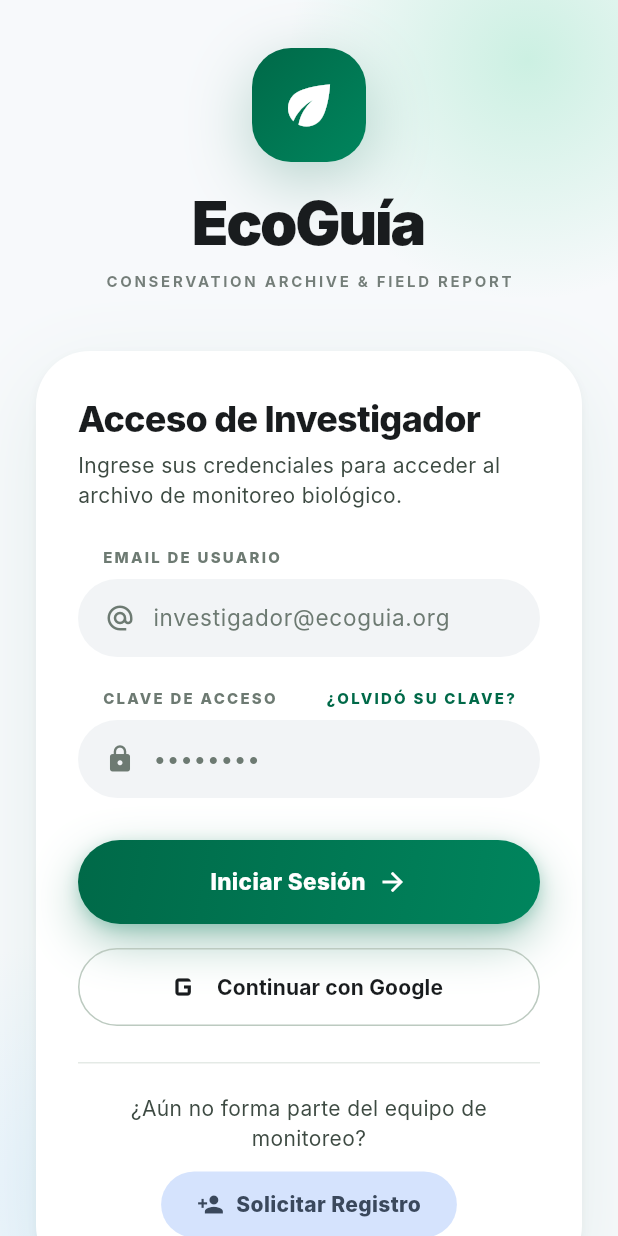
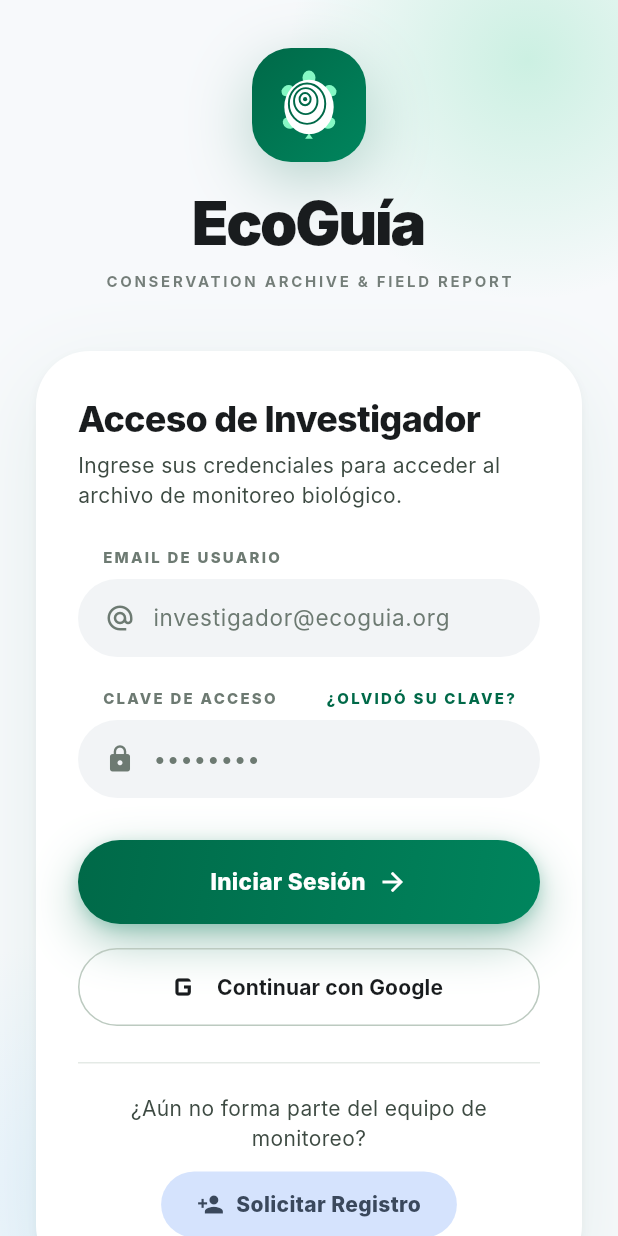
Before and after one commit to jhquihuiri7/geo_fauna, a Flutter app: the screen it shows after launch, on a phone screen of 412 x 824 dp. Run offline on Flutter 3.47's test engine with Material 3 defaults, Android fonts, the phone set to English and light mode, and no system bars; our stand-ins replace awesome_notifications, cloud_firestore, cloud_functions, connectivity_plus, firebase_auth, firebase_core and 15 more; missing offline and left inert: awesome_notifications_fcm, device_calendar, video_compress; accounts and stored records are empty; Roboto replaces fonts that are missing (Inter).

Commit message:
Marca: logotipo Tortuga-Topo
- Widget nativo TortugaTopoMark (lib/widgets/brand_logo.dart) en el login en lugar de Icons.eco
- Íconos de launcher Android (legacy + adaptativo con fondo en degradado)
- Íconos web (normal, maskable, favicon) y colores del manifest
- Ícono de Windows (.ico multi-tamaño)
- Fuentes SVG en geofauna_app/assets/brand/

Co-Authored-By: Claude Opus 5.5 <noreply@anthropic.com>
Claude-Session: https://claude.ai/code/session_01QNBNQxHkTM5cjy5BF2orbW

```diff
--- a/geofauna_app/lib/screens/auth/login_screen.dart
+++ b/geofauna_app/lib/screens/auth/login_screen.dart
@@ -5,6 +5,7 @@ import '../../services/auth_service.dart';
 import '../../theme/app_colors.dart';
 import '../../widgets/eco_widgets.dart';
 import '../../widgets/animations.dart';
+import '../../widgets/brand_logo.dart';
 import '../../widgets/painters.dart';
 import '../../pages/auth/forgot_password_page.dart';
 import 'signup_screen.dart';
@@ -105,7 +106,7 @@ class _LoginScreenState extends State<LoginScreen> {
                         ],
                       ),
                       child:
-                          const Icon(Icons.eco, color: Colors.white, size: 42),
+                          const TortugaTopoMark.onFill(size: 52),
                     ),
                   ),
                   const SizedBox(height: 20),
--- /dev/null
+++ b/geofauna_app/lib/widgets/brand_logo.dart
@@ -0,0 +1,100 @@
+import 'package:flutter/material.dart';
+import '../theme/app_colors.dart';
+
+/// EcoGuía brand mark — "Tortuga-Topo": a giant tortoise seen from above whose
+/// shell is drawn as topographic contour lines. Painted natively (no SVG
+/// dependency) from the 120×120 master in `assets/brand/tortuga-topo-simbolo.svg`.
+class TortugaTopoMark extends StatelessWidget {
+  const TortugaTopoMark({
+    super.key,
+    this.size = 48,
+    this.limb,
+    this.shell,
+    this.ring,
+    this.onFill = false,
+  });
+
+  /// Variant for use on the emerald organic gradient (white shell, mint limbs,
+  /// emerald contour lines) — e.g. the login badge and app icon.
+  const TortugaTopoMark.onFill({Key? key, double size = 48})
+      : this(key: key, size: size, onFill: true);
+
+  final double size;
+  final Color? limb;
+  final Color? shell;
+  final Color? ring;
+  final bool onFill;
+
+  @override
+  Widget build(BuildContext context) {
+    final eco = context.eco;
+    final painter = _TortugaTopoPainter(
+      limb: limb ?? (onFill ? eco.primaryFixed : eco.primaryContainer),
+      shell: shell ?? (onFill ? Colors.white : eco.primary),
+      ring: ring ?? (onFill ? AppColors.light.primary : eco.primaryFixedDim),
+    );
+    return Semantics(
+      label: 'EcoGuía',
+      image: true,
+      child: SizedBox.square(dimension: size, child: CustomPaint(painter: painter)),
+    );
+  }
+}
+
+class _TortugaTopoPainter extends CustomPainter {
+  _TortugaTopoPainter({required this.limb, required this.shell, required this.ring});
+  final Color limb;
+  final Color shell;
+  final Color ring;
+
+  @override
+  void paint(Canvas canvas, Size size) {
+    final s = size.shortestSide / 120;
+    canvas.save();
+    canvas.scale(s);
+
+    final limbP = Paint()..color = limb..isAntiAlias = true;
+    final shellP = Paint()..color = shell..isAntiAlias = true;
+    final ringP = Paint()
+      ..color = ring
+      ..style = PaintingStyle.stroke
+      ..strokeWidth = 3
+      ..isAntiAlias = true;
+
+    void oval(double cx, double cy, double rx, double ry, Paint p, [double deg = 0]) {
+      canvas.save();
+      canvas.translate(cx, cy);
+      if (deg != 0) canvas.rotate(deg * 3.141592653589793 / 180);
+      canvas.drawOval(Rect.fromCenter(center: Offset.zero, width: rx * 2, height: ry * 2), p);
+      canvas.restore();
+    }
+
+    // Head, four legs, tail.
+    oval(60, 18, 10, 11, limbP);
+    oval(27, 38, 10, 8, limbP, -35);
+    oval(93, 38, 10, 8, limbP, 35);
+    oval(29, 88, 10, 8, limbP, 35);
+    oval(91, 88, 10, 8, limbP, -35);
+    canvas.drawPath(
+      Path()
+        ..moveTo(60, 104)
+        ..lineTo(54, 112)
+        ..lineTo(66, 112)
+        ..close(),
+      limbP,
+    );
+
+    // Shell + off-centre contour rings (the "peak" sits up-left).
+    oval(60, 63, 38, 42, shellP);
+    oval(57, 58, 28, 31, ringP);
+    oval(55, 54, 18, 20, ringP);
+    oval(54, 51, 8.5, 9.5, ringP);
+    canvas.drawCircle(const Offset(54, 51), 3.2, Paint()..color = ring);
+
+    canvas.restore();
+  }
+
+  @override
+  bool shouldRepaint(_TortugaTopoPainter old) =>
+      old.limb != limb || old.shell != shell || old.ring != ring;
+}
```
Also changed, not shown: geofauna_app/assets/brand/tortuga-topo-app-icon.svg (added), geofauna_app/assets/brand/tortuga-topo-favicon.svg (added), geofauna_app/assets/brand/tortuga-topo-horizontal-inverso.svg (added), geofauna_app/assets/brand/tortuga-topo-horizontal.svg (added), geofauna_app/assets/brand/tortuga-topo-maskable.svg (added), geofauna_app/assets/brand/tortuga-topo-simbolo.svg (added), 19 other files.
